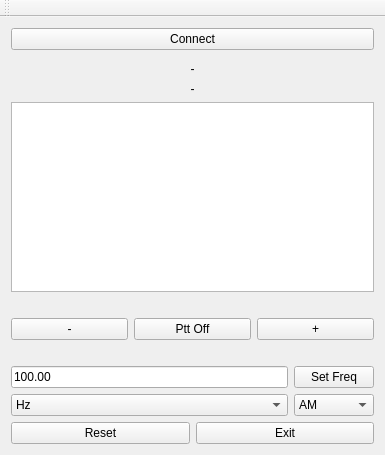
First picture: the form in HackRfRemote/mainwindow.ui, repository takyonxxx/HackRfRemoteControl, before the edit.
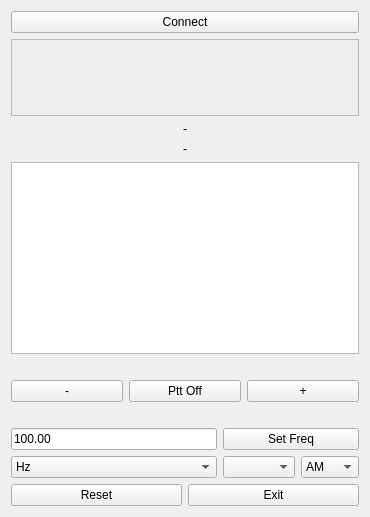
Second picture: the form after the edit. Custom widgets are drawn as their Qt base class.

The edit to the form file:
```diff
--- a/HackRfRemote/mainwindow.ui
+++ b/HackRfRemote/mainwindow.ui
@@ -6,8 +6,8 @@
    <rect>
     <x>0</x>
     <y>0</y>
-    <width>385</width>
-    <height>455</height>
+    <width>370</width>
+    <height>517</height>
    </rect>
   </property>
   <property name="windowTitle">
@@ -43,7 +43,7 @@
           <property name="minimumSize">
            <size>
             <width>0</width>
-            <height>0</height>
+            <height>60</height>
            </size>
           </property>
           <property name="toolTip">
@@ -122,11 +122,18 @@
         </item>
         <item row="7" column="0">
          <layout class="QGridLayout" name="gridLayout_3">
-          <item row="0" column="0">
-           <widget class="QLineEdit" name="m_lEditFreq">
-            <property name="text">
-             <string>100.00</string>
-            </property>
+          <item row="2" column="2">
+           <widget class="QComboBox" name="m_cDemod">
+            <item>
+             <property name="text">
+              <string>AM</string>
+             </property>
+            </item>
+            <item>
+             <property name="text">
+              <string>WFM</string>
+             </property>
+            </item>
            </widget>
           </item>
           <item row="2" column="0">
@@ -153,27 +160,23 @@
             </item>
            </widget>
           </item>
-          <item row="0" column="1">
+          <item row="0" column="0">
+           <widget class="QLineEdit" name="m_lEditFreq">
+            <property name="text">
+             <string>100.00</string>
+            </property>
+           </widget>
+          </item>
+          <item row="2" column="1">
+           <widget class="QComboBox" name="m_cFreqStep"/>
+          </item>
+          <item row="0" column="1" colspan="2">
            <widget class="QPushButton" name="m_pBSetFreq">
             <property name="text">
              <string>Set Freq</string>
             </property>
            </widget>
           </item>
-          <item row="2" column="1">
-           <widget class="QComboBox" name="m_cDemod">
-            <item>
-             <property name="text">
-              <string>AM</string>
-             </property>
-            </item>
-            <item>
-             <property name="text">
-              <string>WFM</string>
-             </property>
-            </item>
-           </widget>
-          </item>
          </layout>
         </item>
         <item row="1" column="0">
@@ -242,14 +245,6 @@
     </item>
    </layout>
   </widget>
-  <widget class="QToolBar" name="mainToolBar">
-   <attribute name="toolBarArea">
-    <enum>TopToolBarArea</enum>
-   </attribute>
-   <attribute name="toolBarBreak">
-    <bool>false</bool>
-   </attribute>
-  </widget>
  </widget>
  <layoutdefault spacing="6" margin="11"/>
  <customwidgets>
```
